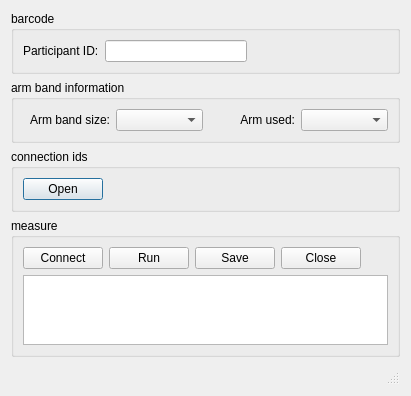
Old version of the form src/prototype/BloodPressure/MainWindow.ui in the repository inglis-dl/cypress.
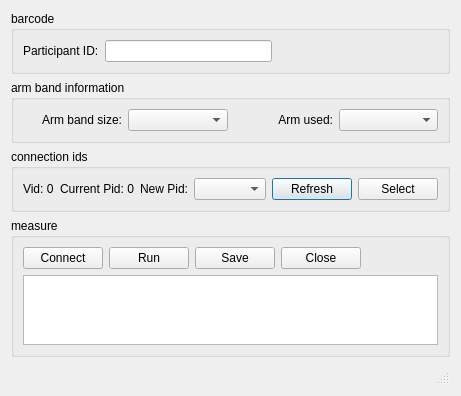
New version of the form.

Diff of the .ui file:
```diff
--- a/src/prototype/BloodPressure/MainWindow.ui
+++ b/src/prototype/BloodPressure/MainWindow.ui
@@ -6,7 +6,7 @@
    <rect>
     <x>0</x>
     <y>0</y>
-    <width>411</width>
+    <width>423</width>
     <height>389</height>
    </rect>
   </property>
@@ -125,24 +125,48 @@
      </property>
      <layout class="QHBoxLayout" name="horizontalLayout_2">
       <item>
-       <widget class="QPushButton" name="openButton">
+       <widget class="QLabel" name="vidLabel">
         <property name="text">
-         <string>Open</string>
+         <string>Vid: 0</string>
         </property>
        </widget>
       </item>
       <item>
-       <spacer name="horizontalSpacer_2">
-        <property name="orientation">
-         <enum>Qt::Horizontal</enum>
+       <widget class="QLabel" name="currentPidLabel">
+        <property name="text">
+         <string>Current Pid: 0</string>
         </property>
-        <property name="sizeHint" stdset="0">
-         <size>
-          <width>469</width>
-          <height>20</height>
-         </size>
+       </widget>
+      </item>
+      <item>
+       <widget class="QLabel" name="newPidLabel">
+        <property name="layoutDirection">
+         <enum>Qt::LeftToRight</enum>
         </property>
-       </spacer>
+        <property name="text">
+         <string>New Pid:</string>
+        </property>
+        <property name="alignment">
+         <set>Qt::AlignRight|Qt::AlignTrailing|Qt::AlignVCenter</set>
+        </property>
+       </widget>
+      </item>
+      <item>
+       <widget class="QComboBox" name="newPidComboBox"/>
+      </item>
+      <item>
+       <widget class="QPushButton" name="refreshButton">
+        <property name="text">
+         <string>Refresh</string>
+        </property>
+       </widget>
+      </item>
+      <item>
+       <widget class="QPushButton" name="selectButton">
+        <property name="text">
+         <string>Select</string>
+        </property>
+       </widget>
       </item>
      </layout>
     </widget>
```
